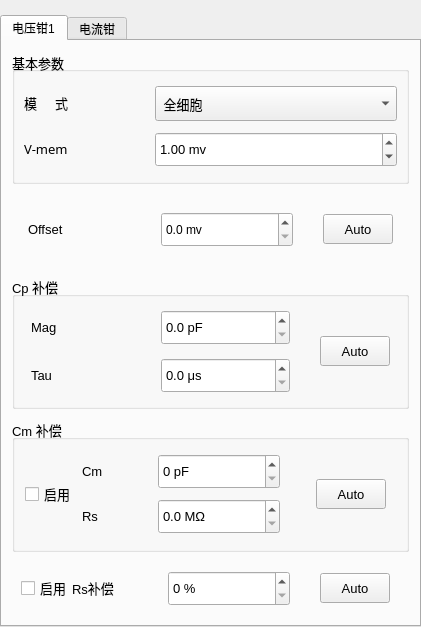
Old version of the form src/ControlStiParamPlugin/ControlStiParam/CClampTabWidget.ui in the repository IPX-192/controlStiParam.
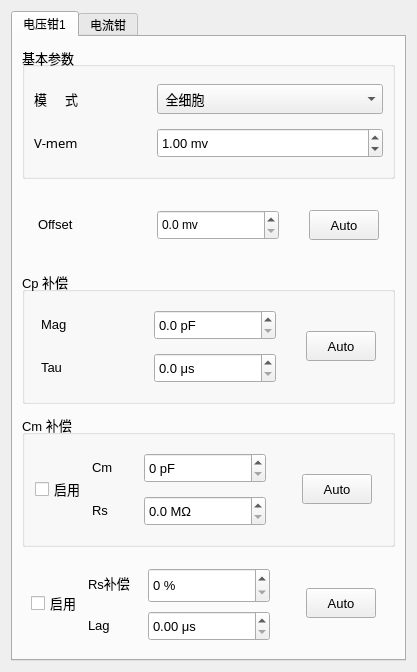
New version of the form.

What changed in the file:
```diff
--- a/src/ControlStiParamPlugin/ControlStiParam/CClampTabWidget.ui
+++ b/src/ControlStiParamPlugin/ControlStiParam/CClampTabWidget.ui
@@ -6,8 +6,8 @@
    <rect>
     <x>0</x>
     <y>0</y>
-    <width>421</width>
-    <height>620</height>
+    <width>415</width>
+    <height>650</height>
    </rect>
   </property>
   <property name="sizePolicy">
@@ -19,7 +19,7 @@
   <property name="maximumSize">
    <size>
     <width>16777215</width>
-    <height>650</height>
+    <height>680</height>
    </size>
   </property>
   <property name="windowTitle">
@@ -27,19 +27,7 @@
   </property>
   <layout class="QVBoxLayout" name="verticalLayout_5">
    <property name="spacing">
-    <number>0</number>
-   </property>
-   <property name="leftMargin">
-    <number>0</number>
-   </property>
-   <property name="topMargin">
-    <number>15</number>
-   </property>
-   <property name="rightMargin">
-    <number>0</number>
-   </property>
-   <property name="bottomMargin">
-    <number>0</number>
+    <number>10</number>
    </property>
    <item>
     <widget class="QTabWidget" name="clampWidget">
@@ -48,7 +36,7 @@
      </property>
      <widget class="QWidget" name="volTab">
       <property name="sizePolicy">
-       <sizepolicy hsizetype="Preferred" vsizetype="Preferred">
+       <sizepolicy hsizetype="Expanding" vsizetype="Expanding">
         <horstretch>0</horstretch>
         <verstretch>0</verstretch>
        </sizepolicy>
@@ -56,22 +44,10 @@
       <attribute name="title">
        <string>电压钳1</string>
       </attribute>
-      <layout class="QVBoxLayout" name="verticalLayout_6">
+      <layout class="QVBoxLayout" name="verticalLayout_7">
        <property name="spacing">
         <number>10</number>
        </property>
-       <property name="leftMargin">
-        <number>10</number>
-       </property>
-       <property name="topMargin">
-        <number>10</number>
-       </property>
-       <property name="rightMargin">
-        <number>10</number>
-       </property>
-       <property name="bottomMargin">
-        <number>10</number>
-       </property>
        <item>
         <widget class="QGroupBox" name="basicParamGroupBox">
          <property name="sizePolicy">
@@ -147,13 +123,13 @@
               <property name="minimumSize">
                <size>
                 <width>122</width>
-                <height>35</height>
+                <height>30</height>
                </size>
               </property>
               <property name="maximumSize">
                <size>
                 <width>16777215</width>
-                <height>35</height>
+                <height>16777215</height>
                </size>
               </property>
               <property name="cursor">
@@ -215,7 +191,7 @@
               <property name="minimumSize">
                <size>
                 <width>122</width>
-                <height>35</height>
+                <height>30</height>
                </size>
               </property>
               <property name="maximumSize">
@@ -324,7 +300,7 @@
                 <property name="minimumSize">
                  <size>
                   <width>122</width>
-                  <height>35</height>
+                  <height>30</height>
                  </size>
                 </property>
                 <property name="maximumSize">
@@ -436,7 +412,7 @@
             <item>
              <layout class="QVBoxLayout" name="verticalLayout">
               <property name="spacing">
-               <number>10</number>
+               <number>5</number>
               </property>
               <property name="rightMargin">
                <number>0</number>
@@ -482,7 +458,7 @@
                   <property name="minimumSize">
                    <size>
                     <width>122</width>
-                    <height>35</height>
+                    <height>30</height>
                    </size>
                   </property>
                   <property name="maximumSize">
@@ -545,7 +521,7 @@
                   <property name="minimumSize">
                    <size>
                     <width>122</width>
-                    <height>35</height>
+                    <height>30</height>
                    </size>
                   </property>
                   <property name="maximumSize">
@@ -654,6 +630,9 @@
             </property>
             <item>
              <layout class="QVBoxLayout" name="verticalLayout_2">
+              <property name="spacing">
+               <number>5</number>
+              </property>
               <item>
                <layout class="QHBoxLayout" name="horizontalLayout_8" stretch="0,0">
                 <property name="spacing">
@@ -695,7 +674,7 @@
                   <property name="minimumSize">
                    <size>
                     <width>122</width>
-                    <height>35</height>
+                    <height>30</height>
                    </size>
                   </property>
                   <property name="maximumSize">
@@ -758,7 +737,7 @@
                   <property name="minimumSize">
                    <size>
                     <width>122</width>
-                    <height>35</height>
+                    <height>30</height>
                    </size>
                   </property>
                   <property name="maximumSize">
@@ -834,25 +813,22 @@
            <pointsize>10</pointsize>
           </font>
          </property>
-         <layout class="QHBoxLayout" name="horizontalLayout_22">
-          <property name="spacing">
-           <number>0</number>
-          </property>
-          <property name="leftMargin">
-           <number>9</number>
-          </property>
+         <layout class="QHBoxLayout" name="horizontalLayout_20">
           <item>
-           <layout class="QHBoxLayout" name="horizontalLayout_11">
+           <widget class="QCheckBox" name="checkBox">
+            <property name="text">
+             <string>启用</string>
+            </property>
+           </widget>
+          </item>
+          <item>
+           <layout class="QHBoxLayout" name="horizontalLayout_10">
+            <property name="rightMargin">
+             <number>10</number>
+            </property>
             <item>
-             <widget class="QCheckBox" name="checkBox">
-              <property name="text">
-               <string>启用</string>
-              </property>
-             </widget>
-            </item>
-            <item>
-             <layout class="QHBoxLayout" name="horizontalLayout_10">
-              <property name="rightMargin">
+             <layout class="QVBoxLayout" name="verticalLayout_6">
+              <property name="spacing">
                <number>10</number>
               </property>
               <item>
@@ -902,7 +878,7 @@
                   <property name="maximumSize">
                    <size>
                     <width>16777215</width>
-                    <height>16777215</height>
+                    <height>30</height>
                    </size>
                   </property>
                   <property name="suffix">
@@ -916,32 +892,77 @@
                </layout>
               </item>
               <item>
-               <widget class="QPushButton" name="pushButton">
-                <property name="sizePolicy">
-                 <sizepolicy hsizetype="Expanding" vsizetype="Fixed">
-                  <horstretch>0</horstretch>
-                  <verstretch>0</verstretch>
-                 </sizepolicy>
+               <layout class="QHBoxLayout" name="horizontalLayout_11">
+                <property name="rightMargin">
+                 <number>30</number>
                 </property>
-                <property name="minimumSize">
-                 <size>
-                  <width>70</width>
-                  <height>30</height>
-                 </size>
-                </property>
-                <property name="maximumSize">
-                 <size>
-                  <width>70</width>
-                  <height>30</height>
-                 </size>
-                </property>
-                <property name="text">
-                 <string>Auto</string>
-                </property>
-               </widget>
+                <item>
+                 <widget class="QLabel" name="label">
+                  <property name="sizePolicy">
+                   <sizepolicy hsizetype="Expanding" vsizetype="Fixed">
+                    <horstretch>0</horstretch>
+                    <verstretch>0</verstretch>
+                   </sizepolicy>
+                  </property>
+                  <property name="minimumSize">
+                   <size>
+                    <width>50</width>
+                    <height>0</height>
+                   </size>
+                  </property>
+                  <property name="text">
+                   <string>Lag</string>
+                  </property>
+                 </widget>
+                </item>
+                <item>
+                 <widget class="QDoubleSpinBox" name="lagSpinBox">
+                  <property name="sizePolicy">
+                   <sizepolicy hsizetype="Expanding" vsizetype="Fixed">
+                    <horstretch>0</horstretch>
+                    <verstretch>0</verstretch>
+                   </sizepolicy>
+                  </property>
+                  <property name="minimumSize">
+                   <size>
+                    <width>122</width>
+                    <height>30</height>
+                   </size>
+                  </property>
+                  <property name="suffix">
+                   <string> μs</string>
+                  </property>
+                 </widget>
+                </item>
+               </layout>
               </item>
              </layout>
             </item>
+            <item>
+             <widget class="QPushButton" name="pushButton">
+              <property name="sizePolicy">
+               <sizepolicy hsizetype="Expanding" vsizetype="Fixed">
+                <horstretch>0</horstretch>
+                <verstretch>0</verstretch>
+               </sizepolicy>
+              </property>
+              <property name="minimumSize">
+               <size>
+                <width>70</width>
+                <height>30</height>
+               </size>
+              </property>
+              <property name="maximumSize">
+               <size>
+                <width>70</width>
+                <height>30</height>
+               </size>
+              </property>
+              <property name="text">
+               <string>Auto</string>
+              </property>
+             </widget>
+            </item>
            </layout>
           </item>
          </layout>
```
Left out of the diff: 2 changed lines with no effect on the pictures.
